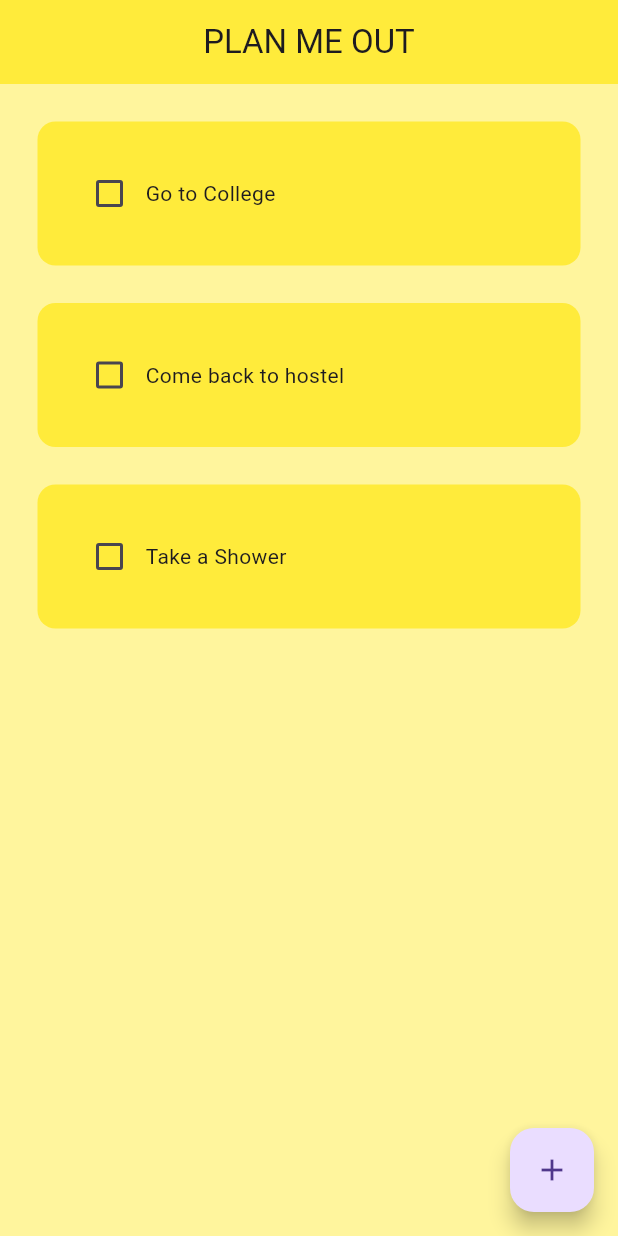
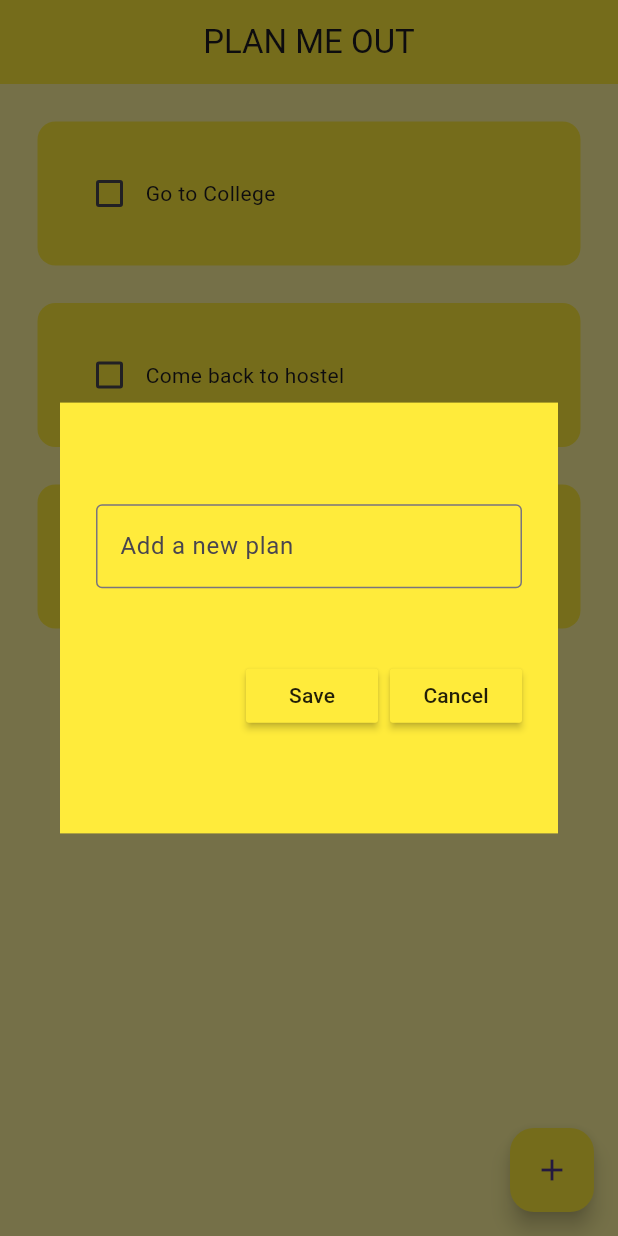
Before and after one commit to Animeshhh7/planmeout, a Flutter app: the screen it shows after launch, after a tap on the "add" icon, on a phone screen of 412 x 824 dp. Run offline on Flutter 3.47's test engine with Material 3 defaults, Android fonts, the phone set to English and light mode, and no system bars.

Commit message:
Worked on dialog box and buttons

```diff
--- a/planmeout/lib/pages/home_page.dart
+++ b/planmeout/lib/pages/home_page.dart
@@ -1,4 +1,5 @@
 import 'package:flutter/material.dart';
+import 'package:planmeout/util/dialog_box.dart';
 import 'package:planmeout/util/todo_tile.dart';
 
 class HomePage extends StatefulWidget {
@@ -23,6 +24,16 @@ class _HomePageState extends State<HomePage> {
     });
   }
 
+  // new task creation
+  void createNewTask () {
+    showDialog(
+      context: context,
+      builder: (context) {
+        return const DialogBox();
+      },
+    );
+  }
+
   @override
   Widget build(BuildContext context) {
     return Scaffold(
@@ -39,8 +50,9 @@ class _HomePageState extends State<HomePage> {
       ),
 
       floatingActionButton: FloatingActionButton(
-        onPressed: () {},
-        child: const Icon(Icons.add,)
+        backgroundColor: Colors.yellow,
+        onPressed: createNewTask,
+        child: const Icon(Icons.add),
       ),
 
       body: ListView.builder(
--- /dev/null
+++ b/planmeout/lib/util/buttons.dart
@@ -0,0 +1,22 @@
+import 'package:flutter/material.dart';
+
+class Button extends StatelessWidget {
+  final String text;
+  final VoidCallback onPressed;
+
+  const Button({
+    Key? key, // specify key parameter
+    required this.text,
+    required this.onPressed,
+  }) : super(key: key); // Specify key parameter in super constructor
+
+  @override
+  Widget build(BuildContext context) {
+    return MaterialButton(
+
+      onPressed: onPressed,
+      color: Colors.yellow[500],
+      child: Text(text),
+    );
+  }
+}
--- /dev/null
+++ b/planmeout/lib/util/dialog_box.dart
@@ -0,0 +1,47 @@
+import 'package:flutter/material.dart';
+import 'package:planmeout/util/buttons.dart'; // Assuming Button widget is defined in buttons.dart
+
+class DialogBox extends StatelessWidget {
+  const DialogBox({Key? key}) : super(key: key);
+
+  @override
+  Widget build(BuildContext context) {
+    return AlertDialog(
+      backgroundColor: Colors.yellow,
+      shape: const RoundedRectangleBorder(
+        borderRadius: BorderRadius.zero, // No curved edges
+      ),
+      contentPadding: const EdgeInsets.symmetric(horizontal: 24, vertical: 20), // Increased padding
+      content: SizedBox(
+        width: MediaQuery.of(context).size.width * 0.8, // Set width to 80% of the screen width
+        height: MediaQuery.of(context).size.height * 0.3, // Set height to 30% of the screen height
+        child: Column(
+          mainAxisAlignment: MainAxisAlignment.spaceEvenly,
+          mainAxisSize: MainAxisSize.min, // Ensure the dialog size fits its content
+          children: [
+            // get user input
+            const TextField(
+              decoration: InputDecoration(
+                border: OutlineInputBorder(),
+                hintText: "Add a new plan",
+              ),
+            ),
+
+            // buttons -> save + cancel
+            Row(
+              mainAxisAlignment: MainAxisAlignment.end,
+              children: [
+                  // save button
+                  Button(text: "Save", onPressed: () {}),
+                  const SizedBox(width: 8),
+
+                  // cancel button
+                  Button(text: "Cancel", onPressed: () {}),
+              ],
+            )
+          ],
+        ),
+      ),
+    );
+  }
+}
```
